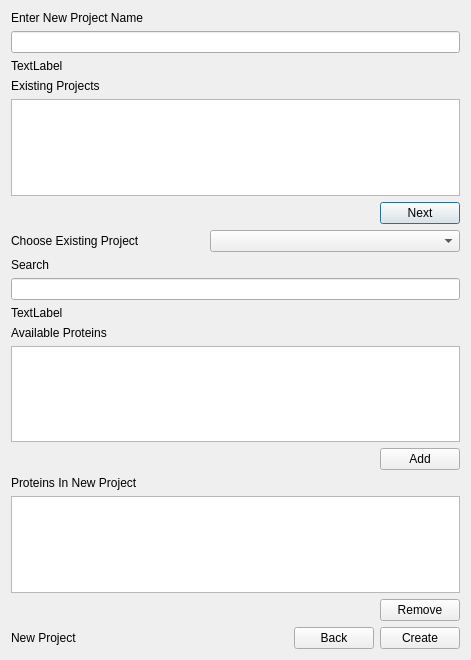
Old version of the form pyssa/gui/ui/forms/use_project_view.ui in the repository urban233/PySSA.
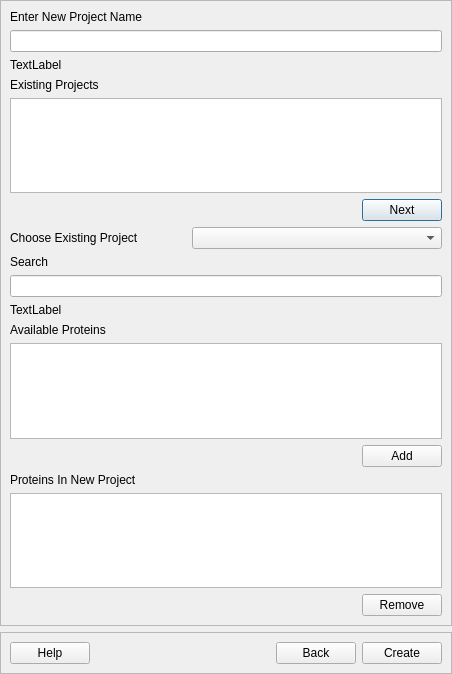
New version of the form.

Diff of the .ui file:
```diff
--- a/pyssa/gui/ui/forms/use_project_view.ui
+++ b/pyssa/gui/ui/forms/use_project_view.ui
@@ -6,14 +6,35 @@
    <rect>
     <x>0</x>
     <y>0</y>
-    <width>471</width>
-    <height>660</height>
+    <width>452</width>
+    <height>674</height>
    </rect>
   </property>
   <property name="windowTitle">
    <string>Dialog</string>
   </property>
-  <layout class="QVBoxLayout" name="verticalLayout_2">
+  <layout class="QVBoxLayout" name="verticalLayout_4">
+   <property name="leftMargin">
+    <number>0</number>
+   </property>
+   <property name="topMargin">
+    <number>0</number>
+   </property>
+   <property name="rightMargin">
+    <number>0</number>
+   </property>
+   <property name="bottomMargin">
+    <number>0</number>
+   </property>
+   <item>
+    <widget class="QFrame" name="frame">
+     <property name="frameShape">
+      <enum>QFrame::StyledPanel</enum>
+     </property>
+     <property name="frameShadow">
+      <enum>QFrame::Raised</enum>
+     </property>
+     <layout class="QVBoxLayout" name="verticalLayout_3">
    <item>
     <layout class="QVBoxLayout" name="verticalLayout_67">
      <item>
@@ -217,12 +238,24 @@
      </item>
     </layout>
    </item>
+     </layout>
+    </widget>
+   </item>
    <item>
-    <layout class="QHBoxLayout" name="horizontalLayout_42">
+    <widget class="QFrame" name="frame_bottom">
+     <property name="frameShape">
+      <enum>QFrame::StyledPanel</enum>
+     </property>
+     <property name="frameShadow">
+      <enum>QFrame::Raised</enum>
+     </property>
+     <layout class="QVBoxLayout" name="verticalLayout_2">
      <item>
-      <widget class="QLabel" name="lbl_use_new_project">
+       <layout class="QHBoxLayout" name="horizontalLayout_2">
+        <item>
+         <widget class="QPushButton" name="btn_help">
        <property name="text">
-        <string>New Project</string>
+           <string>Help</string>
        </property>
       </widget>
      </item>
@@ -254,6 +287,9 @@
       </widget>
      </item>
     </layout>
+      </item>
+     </layout>
+    </widget>
    </item>
   </layout>
  </widget>
```
Lines whose indentation alone changed are shown as unchanged.
